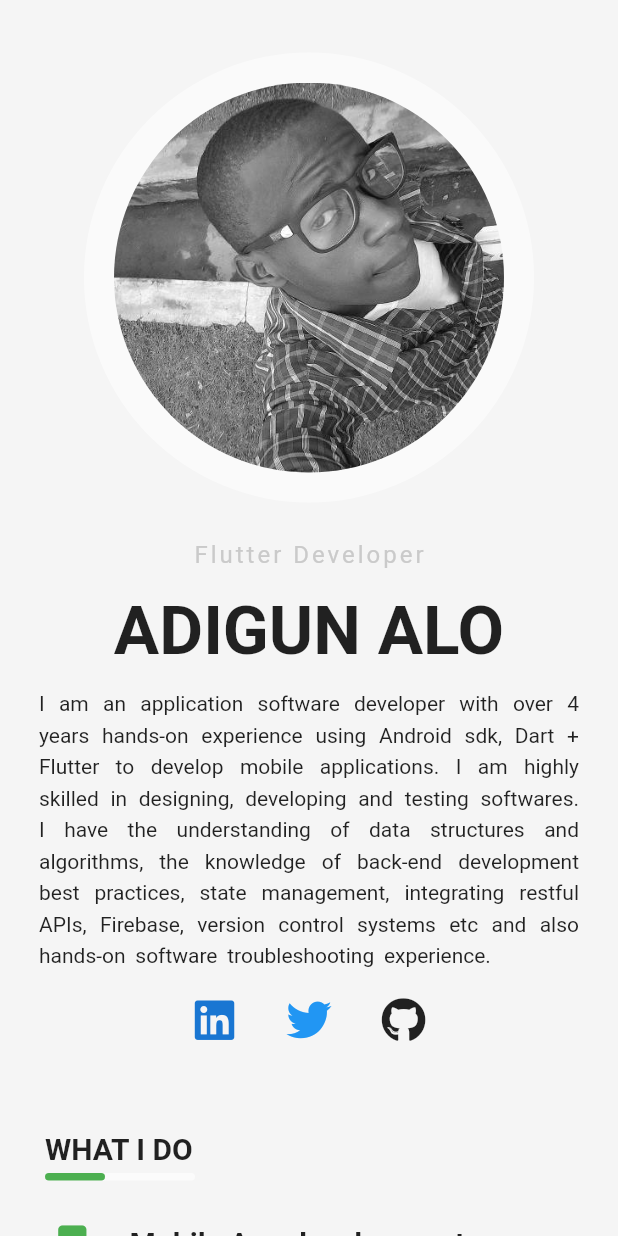
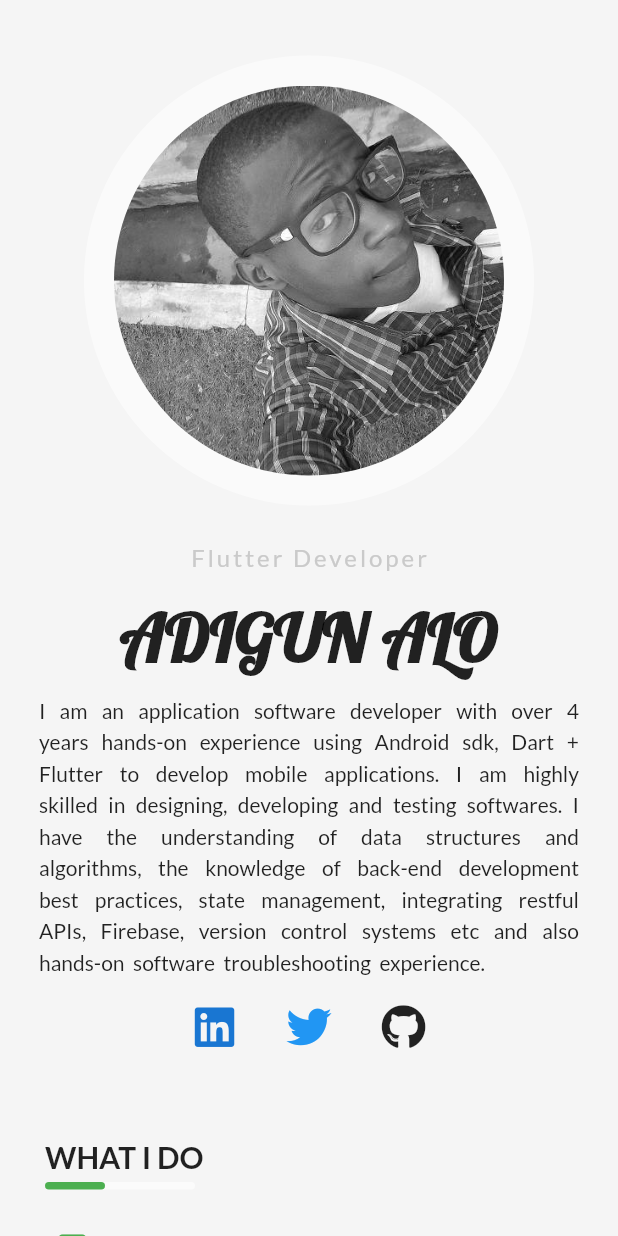
Before and after one commit to aloRanking/portfolio_app, a Flutter app: the screen it shows after launch, after a tap on "Testimonial", after a tap on "About", on a phone screen of 412 x 824 dp. Run offline on Flutter 3.47's test engine with Material 2 defaults, Android fonts, the phone set to English and light mode, and no system bars; our stand-ins replace animate_do, font_awesome_flutter, google_fonts; missing offline and left inert: draggable_scrollbar, hovering, universal_html.

Commit message:
code refactor : added google fonts.

```diff
--- a/lib/main.dart
+++ b/lib/main.dart
@@ -1,4 +1,5 @@
 import 'package:flutter/material.dart';
+import 'package:google_fonts/google_fonts.dart';
 import 'package:portfolio_app/screen/home_screen.dart';
 
 void main() {
@@ -7,13 +8,18 @@ void main() {
 
 class MyApp extends StatelessWidget {
   // This widget is the root of your application.
+
   @override
   Widget build(BuildContext context) {
+    final textTheme = Theme.of(context).textTheme;
     return MaterialApp(
       title: 'Alobently',
       debugShowCheckedModeBanner: false,
       //darkTheme: ,
       theme: ThemeData(
+       textTheme: GoogleFonts.latoTextTheme(textTheme).copyWith(
+      bodyText1: GoogleFonts.oswald(textStyle: textTheme.bodyText1),
+    ),
 
 
       ),
--- a/lib/pages/aboutPage.dart
+++ b/lib/pages/aboutPage.dart
@@ -1,5 +1,6 @@
 import 'package:animate_do/animate_do.dart';
 import 'package:flutter/material.dart';
+import 'package:google_fonts/google_fonts.dart';
 import 'package:portfolio_app/utils/responsive.dart';
 import 'package:portfolio_app/utils/strings.dart';
 import 'package:portfolio_app/widgets/aboutPageWidgets.dart';
@@ -102,7 +103,10 @@ class MobileHomePage extends StatelessWidget {
               height: 15,
             ),
             Text('ADIGUN ALO',
-                style: TextStyle(fontSize: 45, fontWeight: FontWeight.bold)),
+                style: GoogleFonts.lobster(
+                  textStyle: TextStyle(fontSize: 45, fontWeight: FontWeight.bold))
+
+              ),
             SizedBox(
               height: 10,
             ),
--- a/lib/pages/topNavbar.dart
+++ b/lib/pages/topNavbar.dart
@@ -1,4 +1,5 @@
 import 'package:flutter/material.dart';
+import 'package:google_fonts/google_fonts.dart';
 
 import 'package:portfolio_app/utils/responsive.dart';
 
@@ -39,7 +40,11 @@ class TabletTopNavBar extends StatelessWidget {
           children: [
             Text(
               'AloBently',
-              style: TextStyle(fontWeight: FontWeight.bold, fontSize: 18),
+              style: GoogleFonts.lobster(
+                textStyle: TextStyle(
+                  fontWeight: FontWeight.w600, fontSize: 20
+                )
+              ),
             ),
             Row(
               mainAxisAlignment: MainAxisAlignment.spaceEvenly,
@@ -115,14 +120,18 @@ class MobileTopNavBar extends StatelessWidget {
   @override
   Widget build(BuildContext context) {
     return Padding(
-      padding: const EdgeInsets.symmetric(horizontal: 48.0, vertical: 32),
+      padding: const EdgeInsets.symmetric(vertical: 32),
       child: Container(
         child: Column(
 
           children: [
             Text(
               'AloBently',
-              style: TextStyle(fontWeight: FontWeight.bold, fontSize: 18),
+              style: GoogleFonts.lobster(
+                textStyle: TextStyle(
+                  fontWeight: FontWeight.w600, fontSize: 18
+                )
+              ),
             ),
             SizedBox(height: 20,),
             Row(
@@ -168,6 +177,17 @@ class MobileTopNavBar extends StatelessWidget {
                         curve: Curves.ease,
                       );
                     }),
+                    navBarOptions(
+                    title: 'Contact',
+                    position: 1,
+                    function: () {
+                      controller.animateTo(
+                        1.1 * controller.position.maxScrollExtent,
+                         //controller.position.minScrollExtent +10,
+                        duration: Duration(seconds: 1),
+                        curve: Curves.ease,
+                      );
+                    }),
               ],
             )
           ],
--- a/lib/widgets/aboutPageWidgets.dart
+++ b/lib/widgets/aboutPageWidgets.dart
@@ -1,5 +1,6 @@
 import 'package:animate_do/animate_do.dart';
 import 'package:flutter/material.dart';
+import 'package:google_fonts/google_fonts.dart';
 import 'package:portfolio_app/utils/strings.dart';
 import 'package:portfolio_app/widgets/contact_buttons.dart';
 import 'package:portfolio_app/widgets/social_button.dart';
@@ -30,7 +31,10 @@ class AboutProfile extends StatelessWidget {
               height: 15,
             ),
             Text('ADIGUN ALO',
-                style: TextStyle(fontSize: 50, fontWeight: FontWeight.bold)),
+                style: GoogleFonts.lobster(
+                  textStyle: TextStyle(fontSize: 50, fontWeight: FontWeight.bold))
+
+                ),
             SizedBox(
               height: 10,
             ),
--- a/pubspec.yaml
+++ b/pubspec.yaml
@@ -21,6 +21,8 @@ dependencies:
   hovering: ^1.0.4
   universal_html: ^2.0.4
   animate_do: ^2.0.0
+  draggable_scrollbar: ^0.1.0
+  google_fonts: ^2.1.0
 
 
 dev_dependencies:
```
Also changed, not shown: pubspec.lock.
